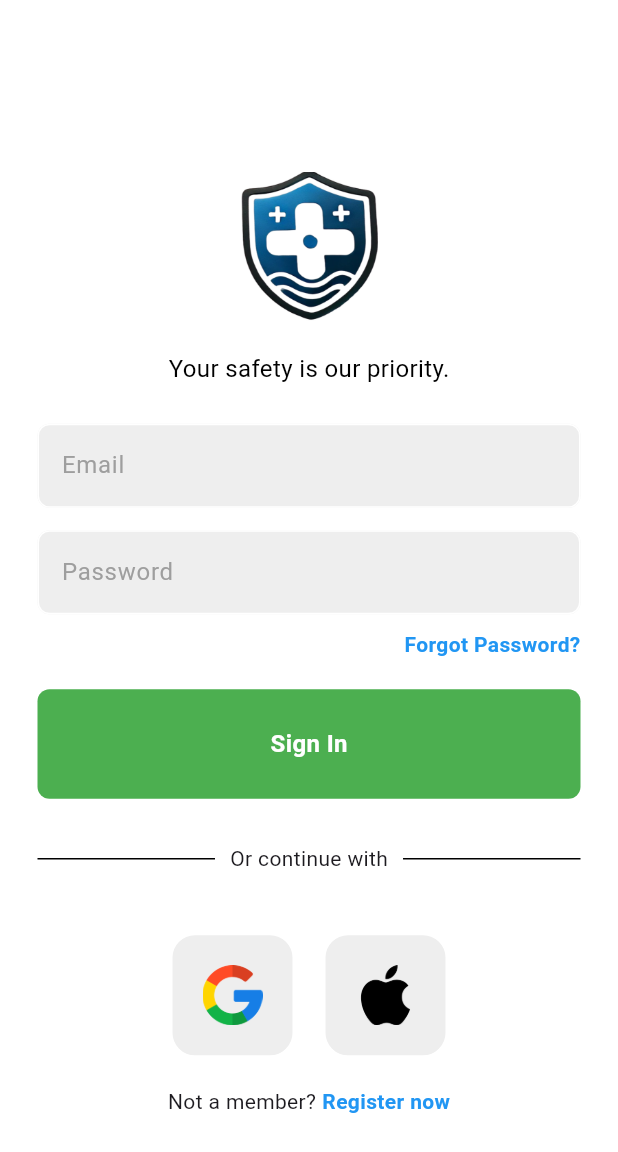
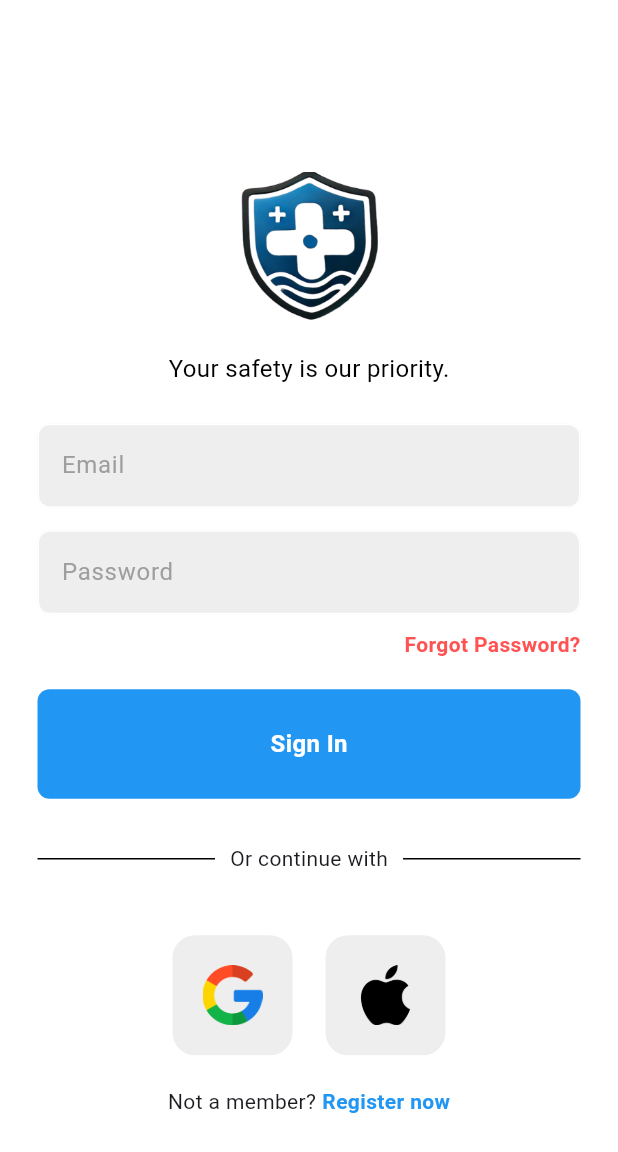
Before and after one commit to HinguralaWijesingha/Final_Project, a Flutter app: the screen it shows after launch, after a tap on "Skip", after a tap on "Let's Sign in First", on a phone screen of 412 x 824 dp. Shown: the top 1152 px of the screen. Run offline on Flutter 3.47's test engine with Material 3 defaults, Android fonts, the phone set to English and light mode, and no system bars; our stand-ins replace firebase_auth, firebase_core, shared_preferences, smooth_page_indicator; accounts and stored records are empty; network calls fail; Roboto replaces fonts that are missing (Poppins).

Commit message:
change the buttons color

```diff
--- a/lib/pages/login_page.dart
+++ b/lib/pages/login_page.dart
@@ -145,7 +145,7 @@ class _LoginPageState extends State<LoginPage> {
                       Text(
                         "Forgot Password?",
                         style: TextStyle(
-                          color: Colors.blue,
+                          color: Colors.redAccent,
                           fontFamily: 'Poppins',
                           fontWeight: FontWeight.bold,
                         ),
--- a/lib/text/button.dart
+++ b/lib/text/button.dart
@@ -17,7 +17,7 @@ class Button extends StatelessWidget {
         padding: const EdgeInsets.all(25),
         margin: const EdgeInsets.symmetric(horizontal: 25),
         decoration: BoxDecoration(
-          color: Colors.green,
+          color: Colors.blue,
           borderRadius: BorderRadius.circular(8),
         ),
         child:  Center(
```
